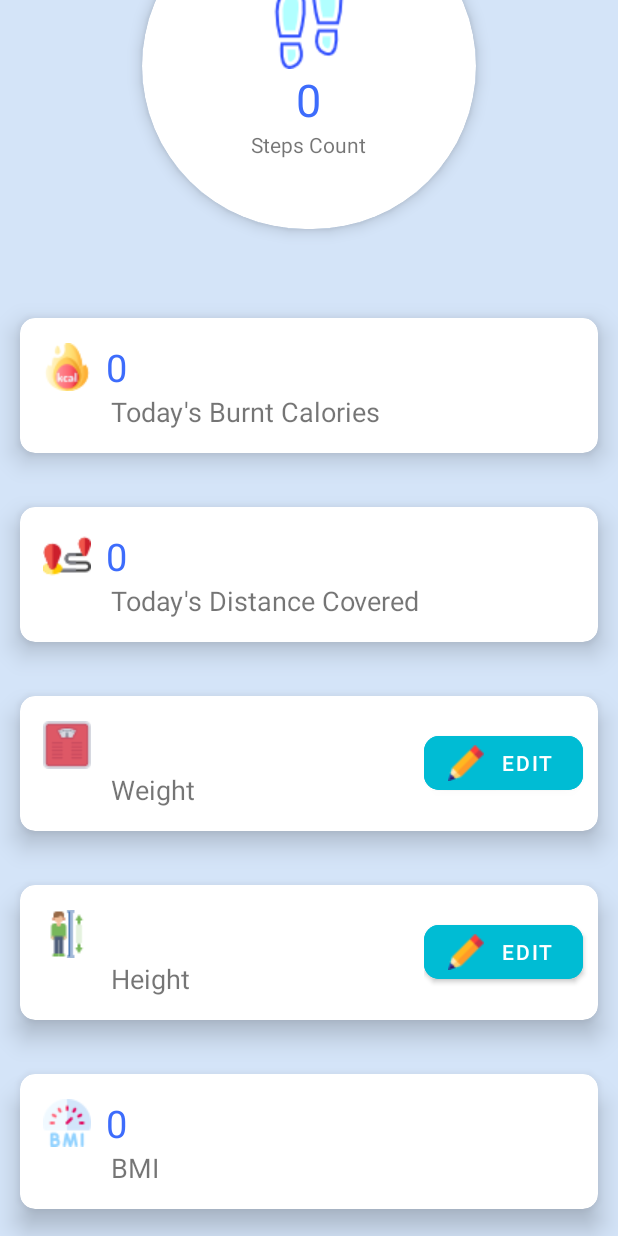
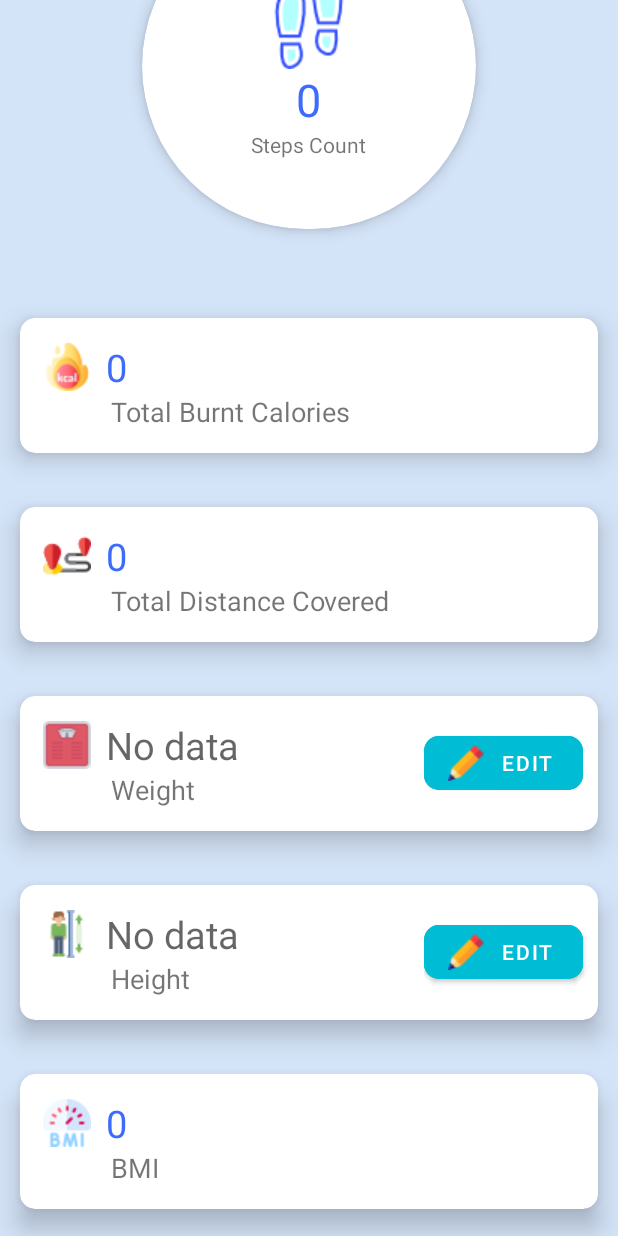
Before and after one commit to WongYewKeong/Health2Buddy, an Android app: the layout fragment_home.xml on its own in the app's theme, with its tools: preview values and no code run, scrolled down 163 dp, on a phone screen of 412 x 824 dp. Run offline under Robolectric (Android 15) with nearby library versions, the phone set to English and light mode, and no system bars.

Commit message:
Firestore,home

```diff
--- a/app/build.gradle
+++ b/app/build.gradle
@@ -52,4 +52,5 @@ dependencies {
     implementation platform('com.google.firebase:firebase-bom:26.2.0')
     implementation 'de.hdodenhof:circleimageview:3.1.0'
 
+
 }
--- a/app/src/main/res/layout/fragment_home.xml
+++ b/app/src/main/res/layout/fragment_home.xml
@@ -19,32 +19,41 @@
 
 
         <LinearLayout
-            android:layout_width="wrap_content"
+            android:layout_width="match_parent"
             android:layout_height="wrap_content"
             android:gravity="center"
             android:orientation="horizontal">
 
             <TextView
-                android:layout_width="wrap_content"
+                android:layout_width="45dp"
                 android:layout_height="wrap_content"
 
                 android:layout_marginLeft="10dp"
-
+                android:layout_weight="1"
                 android:text="Welcome"
                 android:textColor="#673AB7"
-                android:textSize="30dp"
+                android:textSize="30sp"
                 android:textStyle="bold" />
 
             <TextView
                 android:id="@+id/username"
-                android:layout_width="100dp"
+                android:layout_width="93dp"
                 android:layout_height="wrap_content"
-                android:layout_gravity="center"
                 android:layout_margin="10dp"
+                android:layout_weight="1"
                 android:fontFamily="cursive"
                 android:textColor="#673AB7"
-                android:textSize="30dp"
+                android:textSize="30sp"
                 android:textStyle="bold" />
+
+            <ImageView
+                android:id="@+id/img_info"
+                android:layout_width="wrap_content"
+                android:layout_height="wrap_content"
+                android:layout_gravity="center_horizontal|center_vertical|end"
+                android:layout_margin="15dp"
+                android:layout_weight="0"
+                android:src="@drawable/information" />
 
         </LinearLayout>
 
@@ -79,7 +88,7 @@
                     android:gravity="center"
                     android:text="0"
                     android:textColor="#3D6CFC"
-                    android:textSize="30dp" />
+                    android:textSize="30sp" />
 
                 <TextView
                     android:layout_width="wrap_content"
@@ -122,7 +131,7 @@
                     android:layout_width="wrap_content"
                     android:layout_height="wrap_content"
                     android:layout_marginLeft="45dp"
-                    android:text="Today's Burnt Calories"
+                    android:text="Total Burnt Calories"
                     android:textSize="18sp" />
 
             </LinearLayout>
@@ -158,7 +167,7 @@
                     android:layout_width="wrap_content"
                     android:layout_height="wrap_content"
                     android:layout_marginLeft="45dp"
-                    android:text="Today's Distance Covered"
+                    android:text="Total Distance Covered"
                     android:textSize="18sp" />
 
             </LinearLayout>
@@ -186,6 +195,7 @@
                     android:layout_height="wrap_content"
                     android:drawableLeft="@drawable/weight"
                     android:drawablePadding="10dp"
+                    android:hint="No data"
                     android:textColor="#3D6CFC"
                     android:textSize="25sp" />
 
@@ -241,6 +251,7 @@
                     android:layout_height="wrap_content"
                     android:drawableLeft="@drawable/height"
                     android:drawablePadding="10dp"
+                    android:hint="No data"
                     android:textColor="#3D6CFC"
                     android:textSize="25sp" />
 
@@ -308,7 +319,21 @@
                     android:textSize="18sp" />
 
             </LinearLayout>
+            <LinearLayout
+                android:layout_width="116dp"
+                android:layout_height="match_parent"
+                android:layout_gravity="right"
+                android:orientation="horizontal">
 
+                <TextView
+                    android:id="@+id/tv_bmi_status"
+                    android:layout_width="105dp"
+                    android:layout_height="30dp"
+                    android:layout_gravity="center"
+                    android:textAlignment="center"
+                    android:textSize="18sp"
+                    android:textStyle="bold" />
+            </LinearLayout>
 
         </androidx.cardview.widget.CardView>
 
--- a/app/src/main/res/values/colors.xml
+++ b/app/src/main/res/values/colors.xml
@@ -15,7 +15,9 @@
 
     <!--normal colors-->
     <color name="darkTextColor">#020000</color>
-
+    <color name="underweight">#ffcccb</color>
+    <color name="overweight">#FFA500</color>
+    <color name="obese">#FF0000</color>
 
     <!--colors for light mode-->
     <color name="contentTextColor">#020000</color>
--- a/app/src/main/res/values/strings.xml
+++ b/app/src/main/res/values/strings.xml
@@ -6,6 +6,12 @@
     <string name="title_journal">Journal</string>
     <string name="facebook_app_id">303296101058529</string>
     <string name="fb_login_protocol_scheme">fb303296101058529</string>
+    <string name="Info">1. The step counter requires step sensor in order to function normally.
+        \n\n2. The step counter initially show your steps since last reboot time.
+    \n\n3. To reset the step counter, you may need to reboot your device.
+    \n\n4. The step counter only function when you keep the app open.</string>
+
+
     <string name="large_text">
         "Material is the metaphor.\n\n"
 
--- a/build.gradle
+++ b/build.gradle
@@ -18,6 +18,7 @@ allprojects {
         google()
         jcenter()
         mavenCentral()
+
     }
 }
 
```
Also changed, not shown: app/src/main/java/com/example/healthapp/HomeFragment.java (+114 -53 lines), app/src/main/res/drawable/information.png (added).
